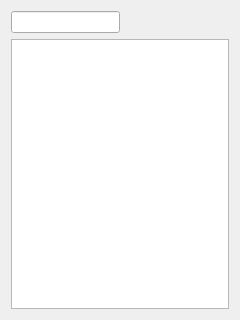
Qt form assets/ui/spotsSelectionWidget.ui (jfnavarro/st_viewer) before a commit.
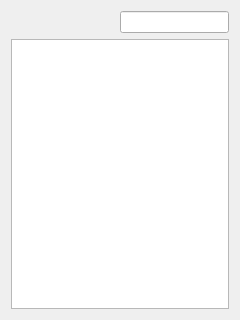
The same form after that commit.

Patch:
```diff
--- a/assets/ui/spotsSelectionWidget.ui
+++ b/assets/ui/spotsSelectionWidget.ui
@@ -18,9 +18,6 @@
     <layout class="QVBoxLayout" name="verticalLayout">
      <item>
       <layout class="QHBoxLayout" name="horizontalLayout">
-       <item>
-        <widget class="QLineEdit" name="searchField"/>
-       </item>
        <item>
         <spacer name="horizontalSpacer">
          <property name="orientation">
@@ -34,6 +31,9 @@
          </property>
         </spacer>
        </item>
+       <item>
+        <widget class="QLineEdit" name="searchField"/>
+       </item>
       </layout>
      </item>
      <item>
```
